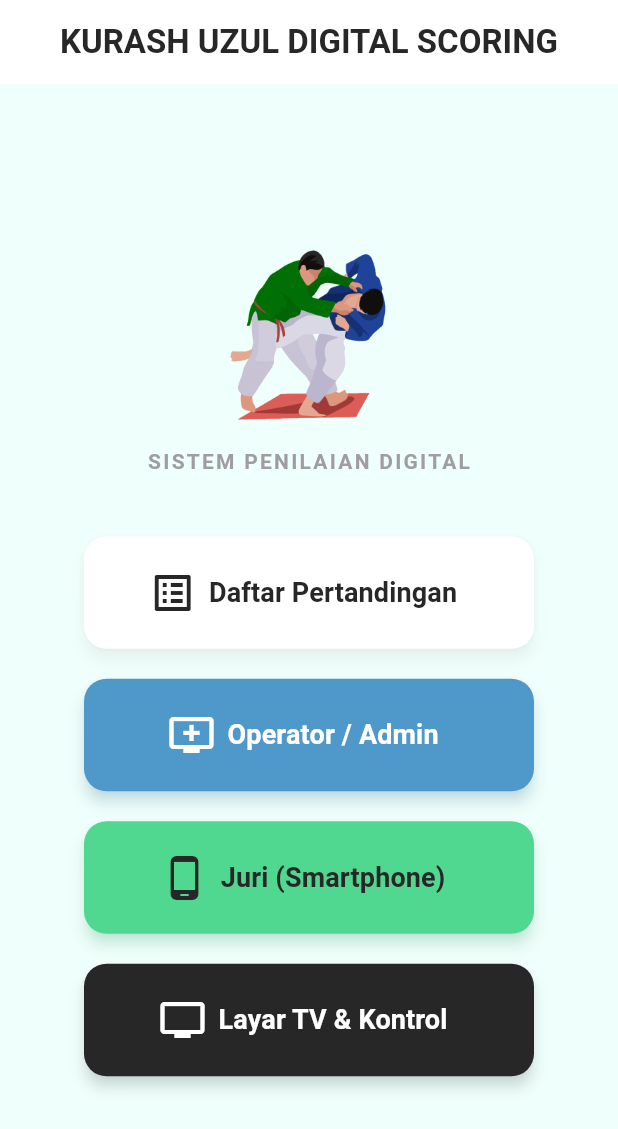
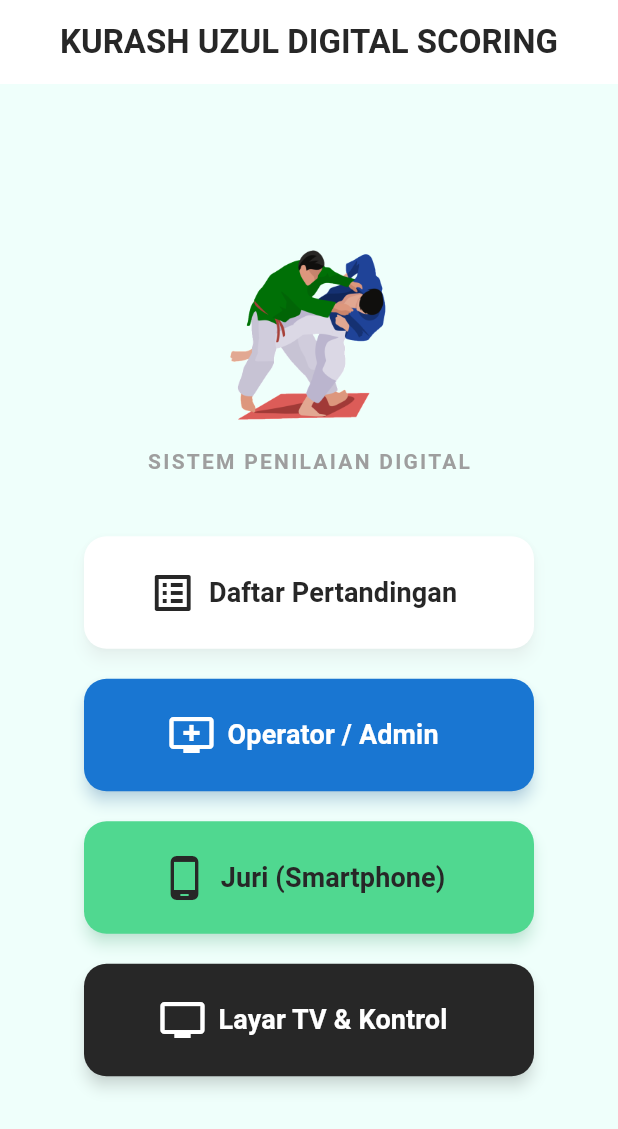
Before and after one commit to Aldi24422/kurash-usul-scoring, a Flutter app: the screen it shows after launch, on a phone screen of 412 x 824 dp. Shown: the top 1129 px of the screen. Run offline on Flutter 3.47's test engine with Material 3 defaults, Android fonts, the phone set to English and light mode, and no system bars; our stand-ins replace file_picker, firebase_core, firebase_database, pdf, printing; missing offline and left inert: excel; accounts and stored records are empty.

Commit message:
Fix color contrast for Judge 1 (Seni) panel

```diff
--- a/lib/utils/app_styles.dart
+++ b/lib/utils/app_styles.dart
@@ -4,7 +4,7 @@ class AppColors {
   // --- PALET DARI GAMBAR ANDA ---
   static const Color lightMint = Color(0xFFEFFFFB); // Teks / Highlight
   static const Color emerald   = Color(0xFF50D890); // UTAMA: Tombol / Slider / Aksen
-  static const Color steelBlue = Color(0xFF4F98CA); // KEDUA: Variasi Juri / Tombol Reset
+  static const Color steelBlue = Color(0xFF1976D2); // KEDUA: Variasi Juri / Tombol Reset
   static const Color darkGrey  = Color(0xFF272727); // BACKGROUND: Latar TV / Kartu
 
   // --- SEMANTIK (PENGGUNAAN) ---
```
